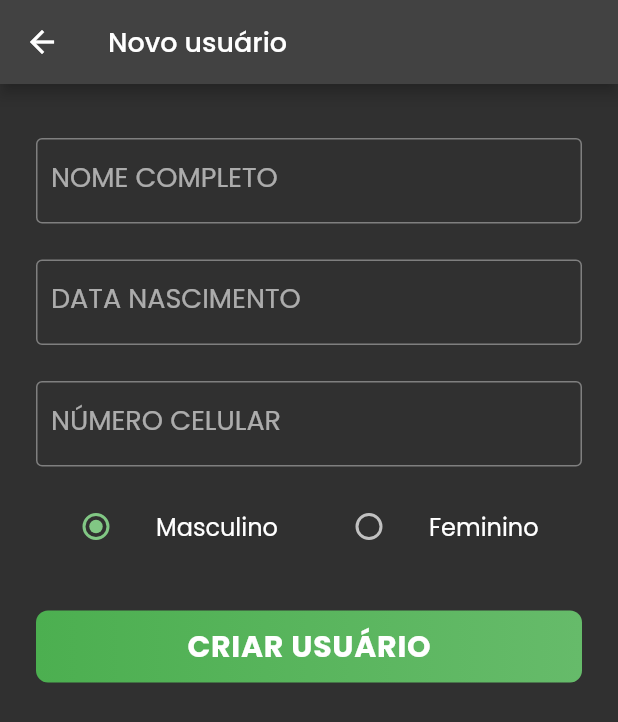
After one commit to paulocastelo12/spirit_coffe, a Flutter app: the screen it shows after launch, after a tap on "ENTRAR", after a tap on "Criar novo usuário", on a phone screen of 412 x 824 dp. The commit adds this screen. Shown: the top 722 px of the screen. Run offline on Flutter 3.47's test engine with Material 2 defaults, Android fonts, the phone set to English and light mode, and no system bars; our stand-ins replace dio, flutter_masked_text, flutter_mobx, flutter_modular, google_fonts, mobx and 1 more; generated files the repository leaves out were written again; network calls fail.

Commit message:
create-newuser

```diff
--- a/lib/app/app_module.dart
+++ b/lib/app/app_module.dart
@@ -1,3 +1,4 @@
+import 'dart:io';
 
 import 'package:dio/dio.dart';
 import 'package:flutter_modular/flutter_modular.dart';
@@ -10,7 +11,10 @@ class AppModule extends Module {
   @override
   final List<Bind> binds = [
     Bind((i) => AuthStore()),
-    Bind((i) => Dio(BaseOptions(baseUrl: URL_BASE, connectTimeout: 30000))),
+    Bind((i) =>
+        Dio(BaseOptions(baseUrl: URL_BASE, connectTimeout: 30000, headers: {
+          HttpHeaders.contentTypeHeader: "application/json",
+        }))),
   ];
 
   @override
--- a/lib/app/core/utils/constants.dart
+++ b/lib/app/core/utils/constants.dart
@@ -1 +1 @@
-const String URL_BASE = "https://api1.amazongas.com.br/API-GATEWAY/Mobile/Modulo-AppEntregador/index.php";
+const String URL_BASE = "http://147.1.5.121:3000";
--- a/lib/app/modules/login/login_module.dart
+++ b/lib/app/modules/login/login_module.dart
@@ -4,6 +4,7 @@ import 'package:spirit_coffe/app/modules/login/login_store.dart';
 import 'package:flutter_modular/flutter_modular.dart';
 import 'package:spirit_coffe/app/modules/login/repositories/login_repository.dart';
 
+import 'newuser/newuser_module.dart';
 import 'repositories/login_repository_interface.dart';
 
 class LoginModule extends Module {
@@ -17,5 +18,6 @@ class LoginModule extends Module {
   @override
   final List<ModularRoute> routes = [
     ChildRoute('/', child: (_, args) => LoginPage()),
+    ModuleRoute('/newuser', module: NewuserModule()),
   ];
 }
--- a/lib/app/modules/login/login_page.dart
+++ b/lib/app/modules/login/login_page.dart
@@ -64,7 +64,22 @@ class LoginPageState extends State<LoginPage> {
                   SizedBox(
                     height: 28,
                   ),
-                  FormLogin()
+                  FormLogin(),
+                  SizedBox(
+                    height: 28,
+                  ),
+                  GestureDetector(
+                    onTap: () {
+                      Modular.to.pushNamed('/newuser');
+                    },
+                    child: Text(
+                      "Criar novo usuário",
+                      style: GoogleFonts.poppins(
+                          fontSize: 16,
+                          fontWeight: FontWeight.w600,
+                          letterSpacing: .5),
+                    ),
+                  )
                 ],
               ),
             ),
--- a/lib/app/modules/login/login_store.dart
+++ b/lib/app/modules/login/login_store.dart
@@ -12,6 +12,7 @@ class LoginStore = _LoginStoreBase with _$LoginStore;
 
 abstract class _LoginStoreBase with Store {
   _LoginStoreBase() {
+    findAllUsers();
     getStringValuesSF();
   }
 
@@ -36,6 +37,10 @@ abstract class _LoginStoreBase with Store {
   bool checkSave = true;
 
   UserModel userModel;
+
+  findAllUsers() async {
+    await loginRepository.findAll();
+  }
 
   @action
   login() async {
--- /dev/null
+++ b/lib/app/modules/login/newuser/newuser_page.dart
@@ -0,0 +1,175 @@
+import 'package:flutter_masked_text/flutter_masked_text.dart';
+import 'package:flutter_mobx/flutter_mobx.dart';
+import 'package:flutter_modular/flutter_modular.dart';
+import 'package:google_fonts/google_fonts.dart';
+import 'package:spirit_coffe/app/modules/login/newuser/newuser_store.dart';
+import 'package:flutter/material.dart';
+
+class NewuserPage extends StatefulWidget {
+  final String title;
+  const NewuserPage({Key key, this.title = 'Novo usuário'}) : super(key: key);
+  @override
+  NewuserPageState createState() => NewuserPageState();
+}
+
+class NewuserPageState extends State<NewuserPage> {
+  final NewuserStore store = Modular.get();
+
+  final _formKey = GlobalKey<FormState>();
+
+  MaskedTextController maskedTextphone =
+      MaskedTextController(mask: '(00) 00000-0000');
+
+  MaskedTextController maskedTextbirthday =
+      MaskedTextController(mask: '00/00/0000');
+
+  @override
+  Widget build(BuildContext context) {
+    return Scaffold(
+      appBar: AppBar(
+        title: Text(
+          widget.title,
+          style: GoogleFonts.poppins(fontSize: 18),
+        ),
+      ),
+      body: Column(
+        children: <Widget>[
+          Container(
+            margin: EdgeInsets.only(left: 24, right: 24, top: 12),
+            child: Form(
+                key: _formKey,
+                child: Column(
+                  children: [
+                    Padding(
+                      padding: const EdgeInsets.only(top: 24),
+                      child: NewUserTextFormField(
+                          labelText: "NOME COMPLETO",
+                          onsave: (value) => store.name = value),
+                    ),
+                    Padding(
+                      padding: const EdgeInsets.only(top: 24),
+                      child: NewUserTextFormField(
+                          labelText: "DATA NASCIMENTO",
+                          onsave: (value) => store.datebirthday = value,
+                          controller: maskedTextbirthday,
+                          textInputType: TextInputType.datetime),
+                    ),
+                    Padding(
+                      padding: const EdgeInsets.only(top: 24),
+                      child: NewUserTextFormField(
+                          labelText: "NÚMERO CELULAR",
+                          onsave: (value) => store.phone = value,
+                          controller: maskedTextphone,
+                          textInputType: TextInputType.number),
+                    ),
+                    Observer(builder: (_) {
+                      return Padding(
+                        padding: const EdgeInsets.only(top: 12),
+                        child: Row(
+                          children: [
+                            Expanded(
+                              flex: 1,
+                              child: ListTile(
+                                title: Text(
+                                  'Masculino',
+                                  style: GoogleFonts.poppins(fontSize: 16),
+                                ),
+                                leading: Radio<SingingCharacter>(
+                                  value: SingingCharacter.masculine,
+                                  groupValue: store.gender,
+                                  onChanged: store.setGender,
+                                ),
+                              ),
+                            ),
+                            Expanded(
+                              flex: 1,
+                              child: ListTile(
+                                title: Text(
+                                  'Feminino',
+                                  style: GoogleFonts.poppins(fontSize: 16),
+                                ),
+                                leading: Radio<SingingCharacter>(
+                                  value: SingingCharacter.feminine,
+                                  groupValue: store.gender,
+                                  onChanged: store.setGender,
+                                ),
+                              ),
+                            ),
+                          ],
+                        ),
+                      );
+                    }),
+                    SizedBox(height: 28),
+                    GestureDetector(
+                      onTap: () {
+                        final isValid = _formKey.currentState.validate();
+
+                        if (isValid) {
+                          _formKey.currentState.save();
+                          store.savenewuser();
+                        }
+                      },
+                      child: Container(
+                        width: MediaQuery.of(context).size.width,
+                        height: 48,
+                        decoration: BoxDecoration(
+                            gradient: LinearGradient(colors: [
+                              Colors.green,
+                              Colors.green[400],
+                            ]),
+                            borderRadius: BorderRadius.circular(8)),
+                        child: Center(
+                          child: Text(
+                            "CRIAR USUÁRIO",
+                            style: GoogleFonts.poppins(
+                                fontSize: 20,
+                                fontWeight: FontWeight.w700,
+                                letterSpacing: .5),
+                          ),
+                        ),
+                      ),
+                    ),
+                  ],
+                )),
+          )
+        ],
+      ),
+    );
+  }
+}
+
+class NewUserTextFormField extends StatelessWidget {
+  final String labelText;
+  final onsave;
+  final controller;
+  final TextInputType textInputType;
+
+  const NewUserTextFormField({
+    Key key,
+    this.labelText,
+    this.onsave,
+    this.controller,
+    this.textInputType,
+  }) : super(key: key);
+
+  @override
+  Widget build(BuildContext context) {
+    return TextFormField(
+      controller: controller,
+      cursorColor: Colors.green,
+      keyboardType: textInputType,
+      decoration: InputDecoration(
+        labelText: labelText,
+        border: OutlineInputBorder(),
+        contentPadding:
+            new EdgeInsets.symmetric(vertical: 16.0, horizontal: 10.0),
+      ),
+      style: GoogleFonts.poppins(fontSize: 18),
+      validator: (value) {
+        if (value.isEmpty) return "O campo é obrigatório";
+        return null;
+      },
+      onSaved: onsave,
+    );
+  }
+}
--- /dev/null
+++ b/lib/app/modules/login/newuser/repositories/newuser_repository.dart
@@ -0,0 +1,24 @@
+import 'package:dio/dio.dart';
+import 'package:spirit_coffe/app/core/models/user_model.dart';
+
+import 'newuser_repository_interface.dart';
+
+class NewUserRepository implements INewUserRepository {
+  final Dio dio;
+  NewUserRepository(this.dio);
+
+  @override
+  Future<UserModel> createuser(Map<String, dynamic> data) async {
+    try {
+      var response = await dio.post("/users", data: data);
+
+      print(response.data.toString());
+      // json.encode(data);
+      // print(data);
+    } catch (e) {
+      print("Erro  => " + e.toString());
+    }
+
+    return null;
+  }
+}
--- /dev/null
+++ b/lib/app/modules/login/newuser/repositories/newuser_repository_interface.dart
@@ -0,0 +1,5 @@
+import 'package:spirit_coffe/app/core/models/user_model.dart';
+
+abstract class INewUserRepository {
+  Future<UserModel> createuser(Map<String, dynamic> data);
+}
--- a/lib/app/modules/login/repositories/login_repository.dart
+++ b/lib/app/modules/login/repositories/login_repository.dart
@@ -10,16 +10,15 @@ class LoginRepository implements ILoginRepository {
   Future<UserModel> login(Map<String, dynamic> data) async {
     UserModel userModel;
     try {
+      FormData formData =
+          FormData.fromMap({"name": 'Paulo Castelo', "phone": '92981261466'});
 
-       FormData formData = FormData.fromMap(
-          {"name": 'Julyane K. Castelo', "phone": '92981261466'});
+      print(formData);
 
-        var response = await dio.get(
-        "http://192.168.100.3:3000/users",
-      );
+      var response = await dio.post("/login",
+          data: {"name": 'Paulo Castelo', "phone": '92981261466'});
 
-
-      print(response.data);
+      print(response.data.toString());
 
       userModel = UserModel(
           id: response.data[0]['id'],
@@ -31,4 +30,11 @@ class LoginRepository implements ILoginRepository {
 
     return userModel;
   }
+
+  @override
+  Future<void> findAll() async {
+    var response = await dio.get("/users");
+
+    print("Users => " + response.data.toString());
+  }
 }
--- a/lib/app/modules/login/repositories/login_repository_interface.dart
+++ b/lib/app/modules/login/repositories/login_repository_interface.dart
@@ -2,4 +2,5 @@ import 'package:spirit_coffe/app/core/models/user_model.dart';
 
 abstract class ILoginRepository {
   Future<UserModel> login(Map<String, dynamic> data);
+  Future<void> findAll();
 }
--- a/pubspec.yaml
+++ b/pubspec.yaml
@@ -38,6 +38,8 @@ dependencies:
   flutter_bloc: 7.0.0-nullsafety.3
   shared_preferences: ^2.0.5
   flutter_masked_text: ^0.8.0
+  intl: ^0.17.0
+  gson: ^0.1.4
 
 dev_dependencies:
   bloc_test: 8.0.0-nullsafety.2
```
Also changed, not shown: lib/app/modules/login/newuser/newuser_module.dart (added, +20 -0 lines), lib/app/modules/login/newuser/newuser_store.dart (added, +48 -0 lines), lib/app/modules/login/newuser/newuser_store.g.dart (added), pubspec.lock, 1 other file.
